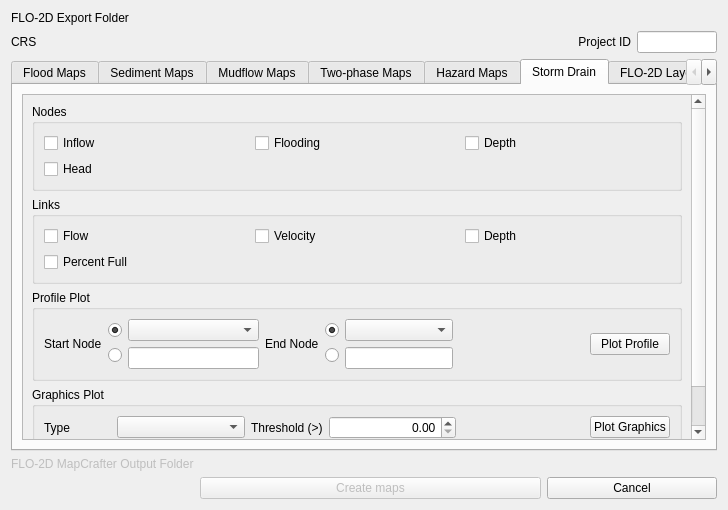
The window that flo2d_mapcrafter/flo2d_mapcrafter_dialog_base.ui (FLO-2DSoftware/FLO-2DMapCrafter) describes before a commit, drawn with Qt 5.
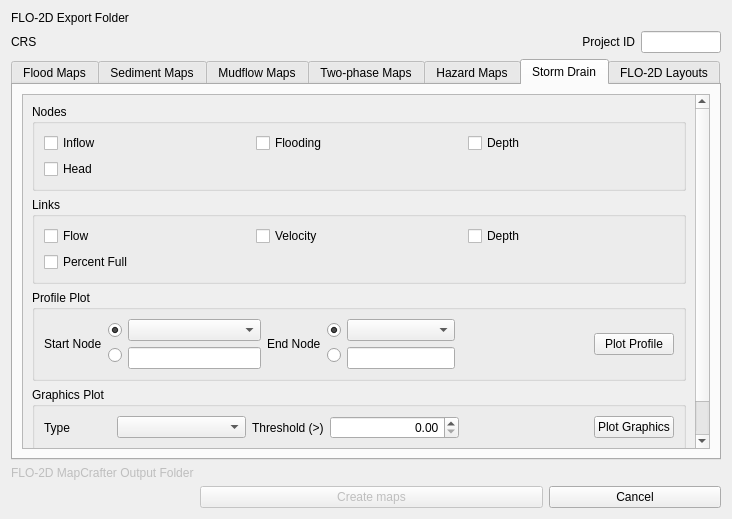
The same window after the commit. Custom widgets are drawn as their Qt base class.

Commit message: Graphics plot ready

```diff
--- a/flo2d_mapcrafter/flo2d_mapcrafter_dialog_base.ui
+++ b/flo2d_mapcrafter/flo2d_mapcrafter_dialog_base.ui
@@ -6,8 +6,8 @@
    <rect>
     <x>0</x>
     <y>0</y>
-    <width>728</width>
-    <height>510</height>
+    <width>732</width>
+    <height>519</height>
    </rect>
   </property>
   <property name="windowTitle">
@@ -2889,8 +2889,8 @@
           <property name="geometry">
            <rect>
             <x>0</x>
-            <y>-25</y>
-            <width>663</width>
+            <y>0</y>
+            <width>671</width>
             <height>358</height>
            </rect>
           </property>
```
Left out of the diff: 26 changed lines with no effect on the pictures. The commit also changes 2 other files.
